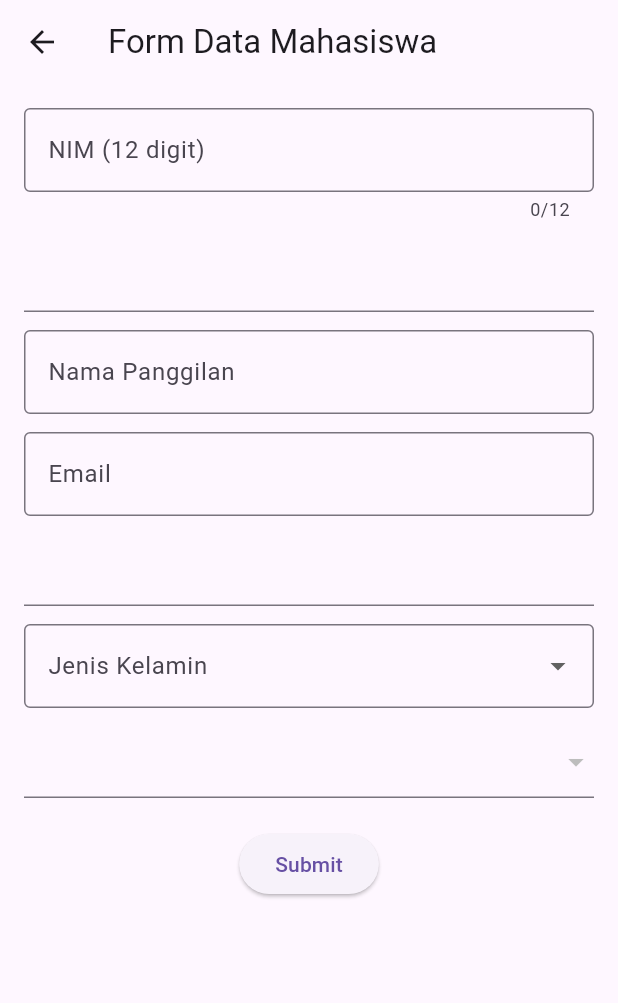
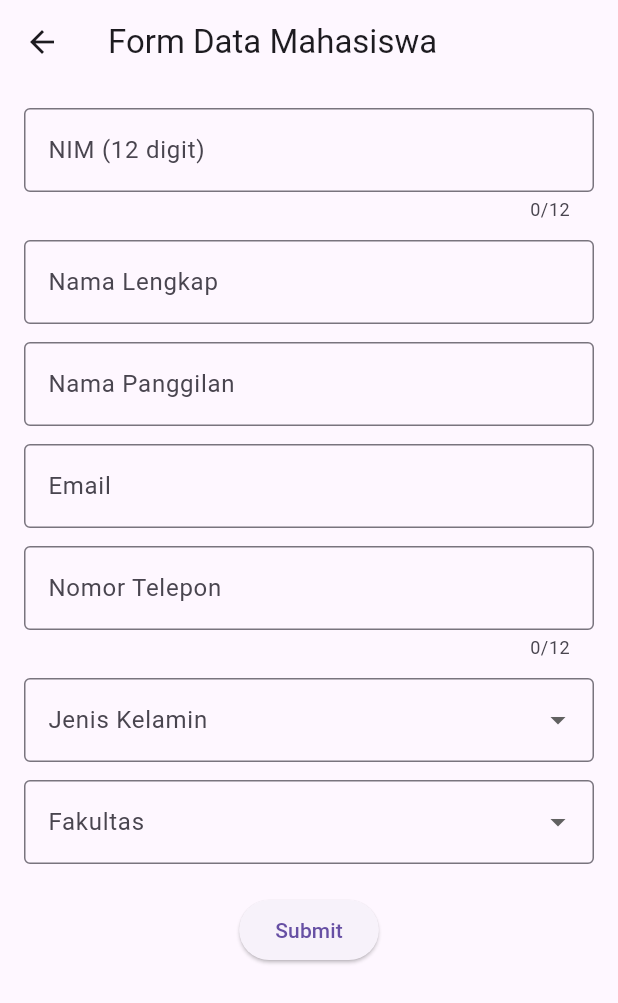
Before and after one commit to RosyidMaulana/latihan-pembuatan-form-input-flutter, a Flutter app: the FormMahasiswa screen opened directly, on a phone screen of 412 x 824 dp. Shown: the top 1003 px of the screen. Run offline on Flutter 3.47's test engine with Material 3 defaults, Android fonts, the phone set to English and light mode, and no system bars.

Commit message:
230441100037_NurMuhammad_KakKukuh_Latihan Modul2

```diff
--- a/lib/form_mahasiswa.dart
+++ b/lib/form_mahasiswa.dart
@@ -50,7 +50,16 @@ class _FormMahasiswaState extends State<FormMahasiswa> {
                 maxLength: 12,
                 validator: (value) {
                   // TODO_1
-
+                  if (value == null) {
+                    return 'NIM tidak boleh kosong';
+                  }
+                  if (!RegExp(r'^\d+$').hasMatch(value)) {
+                    return 'NIM harus berupa angka';
+                  }
+                  if (!RegExp(r'^\d{12}$').hasMatch(value)) {
+                    return 'NIM harus 12 digit';
+                  }
+                  return null;
                   //END_TODO_1
                 },
                 onSaved: (value) => _nim = value!,
@@ -60,10 +69,18 @@ class _FormMahasiswaState extends State<FormMahasiswa> {
               // Nama Lengkap
               TextFormField(
                 // TODO_2
-
-
+                decoration: const InputDecoration(
+                  labelText: 'Nama Lengkap',
+                  border: OutlineInputBorder(),
+                ),
+                validator: (value) {
+                  if (value == null  || value.isEmpty) {
+                    return 'Nama tidak boleh kosong';
+                  }
+                  return null;
+                },
                 // END_TODO_2
-                onSaved: (value) => _telepon = value!,
+                onSaved: (value) => _nama = value!,
               ),
               const SizedBox(height: 12),
 
@@ -100,8 +117,21 @@ class _FormMahasiswaState extends State<FormMahasiswa> {
               // Nomor Telepon
               TextFormField(
                 // TODO_3
-
-
+                decoration: const InputDecoration(
+                  labelText: 'Nomor Telepon',
+                  border: OutlineInputBorder(),
+                ),
+                keyboardType: TextInputType.number,
+                maxLength: 12,
+                validator: (value) {
+                  if (value == null) {
+                    return 'Nomor Telepon tidak boleh kosong';
+                  }
+                  if (!RegExp(r'^\d+$').hasMatch(value)) {
+                    return 'Nomor Telepon harus 12 digit';
+                  }
+                  return null;
+                },
                 // END_TODO_3
                 onSaved: (value) => _telepon = value!,
               ),
@@ -130,7 +160,20 @@ class _FormMahasiswaState extends State<FormMahasiswa> {
               // Fakultas
               DropdownButtonFormField<String>(
                 // TODO_4
-
+                decoration: const InputDecoration(
+                  labelText: 'Fakultas',
+                  border: OutlineInputBorder(),
+                ),
+                value: _fakultas,
+                items: fakultasList
+                    .map((fk) => DropdownMenuItem(
+                          value: fk,
+                          child: Text(fk),
+                        ))
+                    .toList(),
+                onChanged: (value) => setState(() => _fakultas = value),
+                validator: (value) =>
+                    value == null ? 'Pilih Fakultas' : null,
                 // END_TODO_4
                 onSaved: (value) => _fakultas = value,
               ),
--- a/pubspec.yaml
+++ b/pubspec.yaml
@@ -19,7 +19,7 @@ publish_to: 'none' # Remove this line if you wish to publish to pub.dev
 version: 1.0.0+1
 
 environment:
-  sdk: ^3.7.2
+  sdk: ">=3.7.0 <4.0.0"
 
 # Dependencies specify other packages that your package needs in order to work.
 # To automatically upgrade your package dependencies to the latest versions
```
Also changed, not shown: lib/form-page.dart (+11 -2 lines), pubspec.lock.
